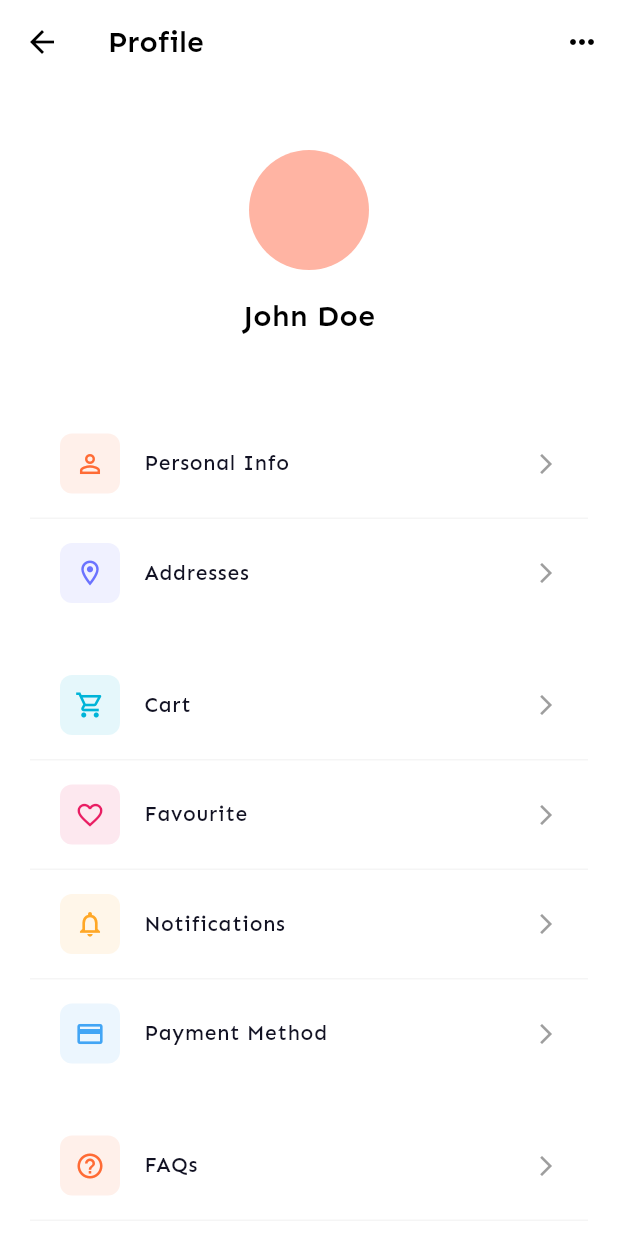
After one commit to Ivan-De-Zoysa-Evolza/Food-delivery, a Flutter app: the ProfileScreen screen opened by its route, on a phone screen of 412 x 824 dp. The commit adds this screen. Run offline on Flutter 3.47's test engine with Material 3 defaults, Android fonts, the phone set to English and light mode, and no system bars; our stand-ins replace email_validator, firebase_auth, firebase_core, go_router; accounts and stored records are empty.

Commit message:
profile screen UI

```diff
--- a/lib/presentation/routes/app_router.dart
+++ b/lib/presentation/routes/app_router.dart
@@ -2,11 +2,13 @@ import 'package:go_router/go_router.dart';
 import '../screens/login_screen.dart';
 import '../screens/signup_screen.dart';
 import '../screens/home_screen.dart';
+import '../screens/profile_screen.dart';
 
 class AppRouter {
   static const String login = '/login';
   static const String signup = '/signup';
   static const String home = '/home';
+  static const String profile = '/profile';
 
   static final GoRouter router = GoRouter(
     initialLocation: login,
@@ -22,10 +24,15 @@ class AppRouter {
         builder: (context, state) => const SignUpScreen(),
       ),
       GoRoute(
-          path: home,
-          name: 'home',
-          builder: (context, state) => const HomeScreen(),
-      )
+        path: home,
+        name: 'home',
+        builder: (context, state) => const HomeScreen(),
+      ),
+      GoRoute(
+        path: profile,
+        name: 'profile',
+        builder: (context, state) => const ProfileScreen(),
+      ),
     ],
   );
 }
--- a/lib/presentation/screens/home_screen.dart
+++ b/lib/presentation/screens/home_screen.dart
@@ -3,6 +3,7 @@ import '../widgets/delivery_header.dart';
 import '../widgets/search_bar_widget.dart';
 import '../widgets/category_section.dart';
 import '../widgets/restaurant_section.dart';
+import '../widgets/app_drawer.dart';
 
 class HomeScreen extends StatelessWidget {
   const HomeScreen({super.key});
@@ -11,6 +12,7 @@ class HomeScreen extends StatelessWidget {
   Widget build(BuildContext context) {
     return Scaffold(
       backgroundColor: Colors.white,
+      drawer: const AppDrawer(), // Add the drawer here
       body: SafeArea(
         child: SingleChildScrollView(
           padding: const EdgeInsets.symmetric(horizontal: 20),
--- /dev/null
+++ b/lib/presentation/screens/profile_screen.dart
@@ -0,0 +1,241 @@
+import 'package:flutter/material.dart';
+import 'package:go_router/go_router.dart';
+import '../../core/constants/app_colors.dart';
+import '../../core/constants/app_text_styles.dart';
+import '../widgets/profile_menu_item.dart';
+
+class ProfileScreen extends StatelessWidget {
+  const ProfileScreen({super.key});
+
+  @override
+  Widget build(BuildContext context) {
+    return Scaffold(
+      backgroundColor: Colors.white,
+      appBar: AppBar(
+        backgroundColor: Colors.white,
+        elevation: 0,
+        leading: IconButton(
+          icon: const Icon(Icons.arrow_back, color: Colors.black),
+          onPressed: () => context.go('/home'),
+        ),
+        title: Text(
+          'Profile',
+          style: AppTextStyles.h4.copyWith(
+            color: Colors.black,
+            fontWeight: FontWeight.w600,
+          ),
+        ),
+        centerTitle: false,
+        actions: [
+          IconButton(
+            icon: const Icon(Icons.more_horiz, color: Colors.black),
+            onPressed: () {
+              // Handle more options
+            },
+          ),
+        ],
+      ),
+      body: SafeArea(
+        child: SingleChildScrollView(
+          padding: const EdgeInsets.all(20),
+          child: Column(
+            children: [
+              // Profile Header
+              Container(
+                width: double.infinity,
+                padding: const EdgeInsets.all(24),
+                decoration: BoxDecoration(
+                  color: Colors.white,
+                  borderRadius: BorderRadius.circular(16),
+                ),
+                child: Column(
+                  children: [
+                    Container(
+                      width: 80,
+                      height: 80,
+                      decoration: BoxDecoration(
+                        color: const Color(0xFFFFB4A3),
+                        borderRadius: BorderRadius.circular(40),
+                      ),
+                    ),
+                    const SizedBox(height: 16),
+                    Text(
+                      'John Doe',
+                      style: AppTextStyles.h4.copyWith(
+                        color: Colors.black,
+                        fontWeight: FontWeight.w600,
+                      ),
+                    ),
+                  ],
+                ),
+              ),
+
+              const SizedBox(height: 24),
+
+              // Menu Items
+              Container(
+                decoration: BoxDecoration(
+                  color: Colors.white,
+                  borderRadius: BorderRadius.circular(16),
+                ),
+                child: Column(
+                  children: [
+                    ProfileMenuItem(
+                      icon: Icons.person_outline,
+                      iconColor: const Color(0xFFFF6B35),
+                      title: 'Personal Info',
+                      onTap: () {
+                        // Navigate to personal info
+                      },
+                    ),
+                    const Divider(height: 1, color: Color(0xFFF5F5F5)),
+                    ProfileMenuItem(
+                      icon: Icons.location_on_outlined,
+                      iconColor: const Color(0xFF6B73FF),
+                      title: 'Addresses',
+                      onTap: () {
+                        // Navigate to addresses
+                      },
+                    ),
+                  ],
+                ),
+              ),
+
+              const SizedBox(height: 16),
+
+              Container(
+                decoration: BoxDecoration(
+                  color: Colors.white,
+                  borderRadius: BorderRadius.circular(16),
+                ),
+                child: Column(
+                  children: [
+                    ProfileMenuItem(
+                      icon: Icons.shopping_cart_outlined,
+                      iconColor: const Color(0xFF00B4D8),
+                      title: 'Cart',
+                      onTap: () {
+                        // Navigate to cart
+                      },
+                    ),
+                    const Divider(height: 1, color: Color(0xFFF5F5F5)),
+                    ProfileMenuItem(
+                      icon: Icons.favorite_outline,
+                      iconColor: const Color(0xFFE91E63),
+                      title: 'Favourite',
+                      onTap: () {
+                        // Navigate to favourites
+                      },
+                    ),
+                    const Divider(height: 1, color: Color(0xFFF5F5F5)),
+                    ProfileMenuItem(
+                      icon: Icons.notifications_outlined,
+                      iconColor: const Color(0xFFFFA726),
+                      title: 'Notifications',
+                      onTap: () {
+                        // Navigate to notifications
+                      },
+                    ),
+                    const Divider(height: 1, color: Color(0xFFF5F5F5)),
+                    ProfileMenuItem(
+                      icon: Icons.credit_card_outlined,
+                      iconColor: const Color(0xFF42A5F5),
+                      title: 'Payment Method',
+                      onTap: () {
+                        // Navigate to payment methods
+                      },
+                    ),
+                  ],
+                ),
+              ),
+
+              const SizedBox(height: 16),
+
+              Container(
+                decoration: BoxDecoration(
+                  color: Colors.white,
+                  borderRadius: BorderRadius.circular(16),
+                ),
+                child: Column(
+                  children: [
+                    ProfileMenuItem(
+                      icon: Icons.help_outline,
+                      iconColor: const Color(0xFFFF6B35),
+                      title: 'FAQs',
+                      onTap: () {
+                        // Navigate to FAQs
+                      },
+                    ),
+                    const Divider(height: 1, color: Color(0xFFF5F5F5)),
+                    ProfileMenuItem(
+                      icon: Icons.rate_review_outlined,
+                      iconColor: const Color(0xFF26C6DA),
+                      title: 'User Reviews',
+                      onTap: () {
+                        // Navigate to user reviews
+                      },
+                    ),
+                    const Divider(height: 1, color: Color(0xFFF5F5F5)),
+                    ProfileMenuItem(
+                      icon: Icons.settings_outlined,
+                      iconColor: const Color(0xFF9C27B0),
+                      title: 'Settings',
+                      onTap: () {
+                        // Navigate to settings
+                      },
+                    ),
+                  ],
+                ),
+              ),
+
+              const SizedBox(height: 16),
+
+              Container(
+                decoration: BoxDecoration(
+                  color: Colors.white,
+                  borderRadius: BorderRadius.circular(16),
+                ),
+                child: ProfileMenuItem(
+                  icon: Icons.logout,
+                  iconColor: const Color(0xFFE57373),
+                  title: 'Log Out',
+                  onTap: () {
+                    // Handle logout
+                    _showLogoutDialog(context);
+                  },
+                ),
+              ),
+
+              const SizedBox(height: 24),
+            ],
+          ),
+        ),
+      ),
+    );
+  }
+
+  void _showLogoutDialog(BuildContext context) {
+    showDialog(
+      context: context,
+      builder: (BuildContext context) {
+        return AlertDialog(
+          title: const Text('Log Out'),
+          content: const Text('Are you sure you want to log out?'),
+          actions: [
+            TextButton(
+              onPressed: () => Navigator.of(context).pop(),
+              child: const Text('Cancel'),
+            ),
+            TextButton(
+              onPressed: () {
+                Navigator.of(context).pop();
+                context.go('/login');
+              },
+              child: const Text('Log Out'),
+            ),
+          ],
+        );
+      },
+    );
+  }
+}
--- /dev/null
+++ b/lib/presentation/widgets/profile_menu_item.dart
@@ -0,0 +1,51 @@
+import 'package:flutter/material.dart';
+import '../../core/constants/app_colors.dart';
+import '../../core/constants/app_text_styles.dart';
+
+class ProfileMenuItem extends StatelessWidget {
+  final IconData icon;
+  final Color iconColor;
+  final String title;
+  final VoidCallback onTap;
+
+  const ProfileMenuItem({
+    super.key,
+    required this.icon,
+    required this.iconColor,
+    required this.title,
+    required this.onTap,
+  });
+
+  @override
+  Widget build(BuildContext context) {
+    return ListTile(
+      contentPadding: const EdgeInsets.symmetric(horizontal: 20, vertical: 8),
+      leading: Container(
+        width: 40,
+        height: 40,
+        decoration: BoxDecoration(
+          color: iconColor.withOpacity(0.1),
+          borderRadius: BorderRadius.circular(8),
+        ),
+        child: Icon(
+          icon,
+          color: iconColor,
+          size: 20,
+        ),
+      ),
+      title: Text(
+        title,
+        style: AppTextStyles.bodyMedium.copyWith(
+          fontWeight: FontWeight.w500,
+          color: AppColors.primaryText,
+        ),
+      ),
+      trailing: const Icon(
+        Icons.arrow_forward_ios,
+        color: Colors.grey,
+        size: 16,
+      ),
+      onTap: onTap,
+    );
+  }
+}
```
Also changed, not shown: lib/presentation/widgets/app_drawer.dart (added, +144 -0 lines), lib/presentation/widgets/delivery_header.dart (+14 -5 lines).
